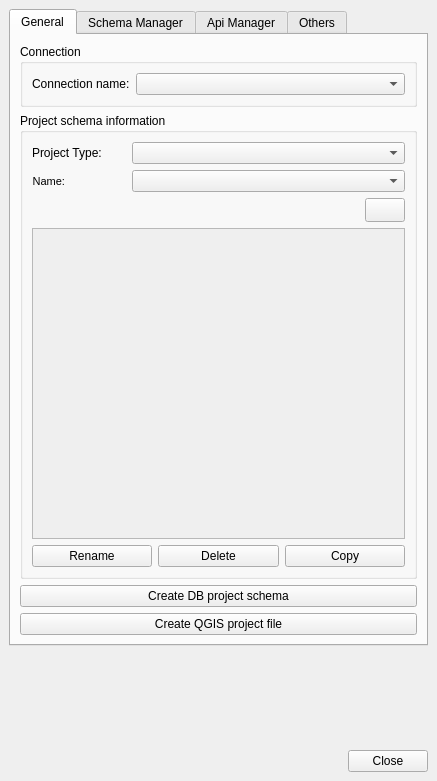
Old version of the form ui/readsql.ui in the repository Giswater/giswater_qgis_plugin.
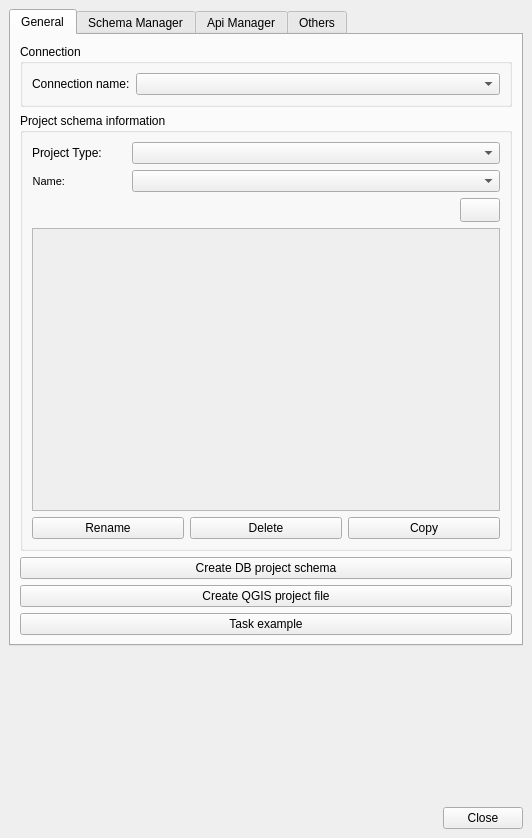
New version of the form. Icons and pictures are not drawn.

Commit message:
#638 Add button 'Task example'
Working only if parameter developer_mode = TRUE

What changed in the file:
```diff
--- a/ui/readsql.ui
+++ b/ui/readsql.ui
@@ -6,8 +6,8 @@
    <rect>
     <x>0</x>
     <y>0</y>
-    <width>437</width>
-    <height>781</height>
+    <width>532</width>
+    <height>838</height>
    </rect>
   </property>
   <property name="windowTitle">
@@ -257,6 +257,13 @@
           </property>
          </widget>
         </item>
+        <item row="5" column="1">
+         <widget class="QPushButton" name="btn_task_example">
+          <property name="text">
+           <string>Task example</string>
+          </property>
+         </widget>
+        </item>
        </layout>
       </widget>
       <widget class="QWidget" name="schema_manager">
```
The commit also changes 1 other file.
